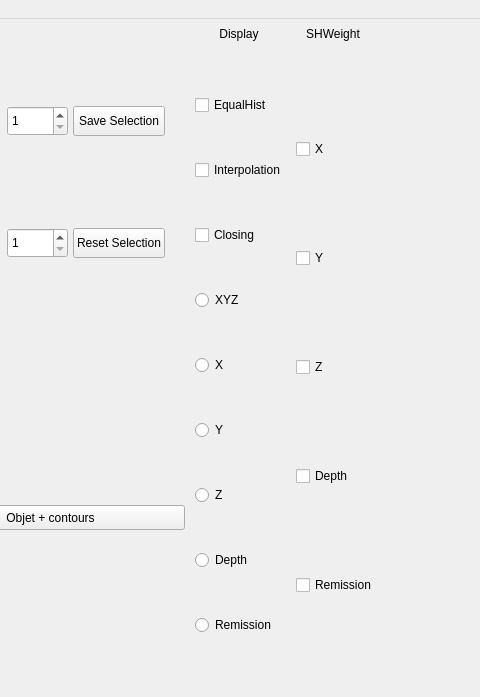
This is src/mainwindow.ui in arthurjm/pfe as Qt 5 draws it before an edit; both pictures show x 374 to 854 and y 0 to 697 of the 1334 by 801 pixel window. The edited form follows.
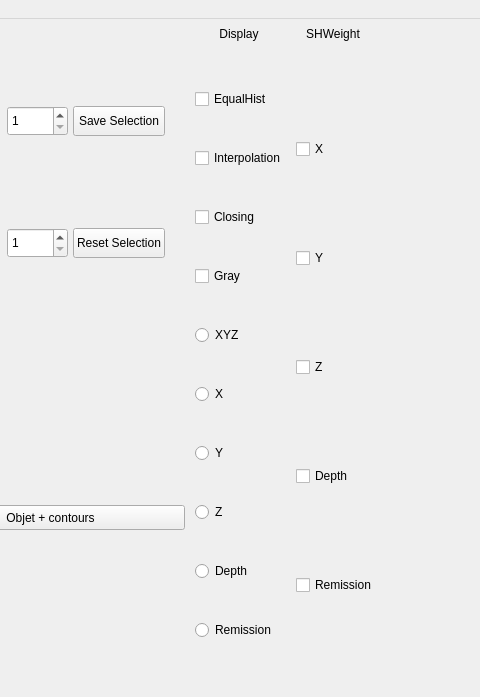
This is the edited form.

Commit message: implement SHDist class in order to compute distance in SH algorithm

The edit to the form file:
```diff
--- a/src/mainwindow.ui
+++ b/src/mainwindow.ui
@@ -453,6 +453,13 @@
               </property>
              </widget>
             </item>
+            <item>
+             <widget class="QCheckBox" name="display_Gray">
+              <property name="text">
+               <string>Gray</string>
+              </property>
+             </widget>
+            </item>
             <item>
              <widget class="QRadioButton" name="display_XYZ">
               <property name="text">
```
The commit also changes 11 other files.
